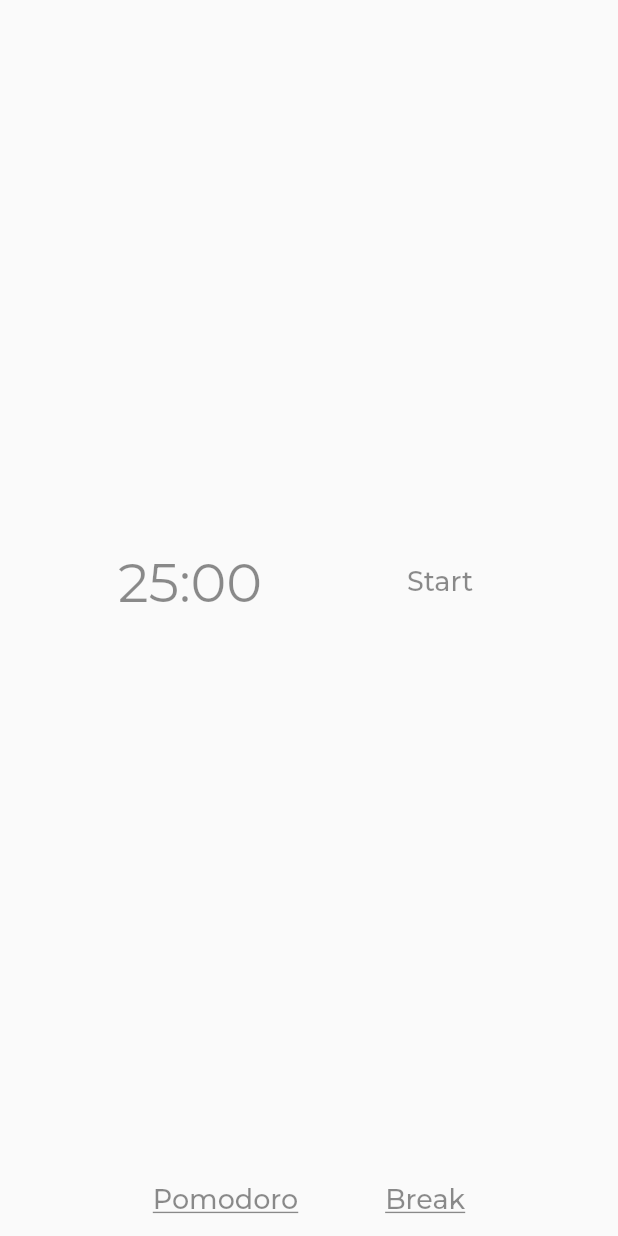
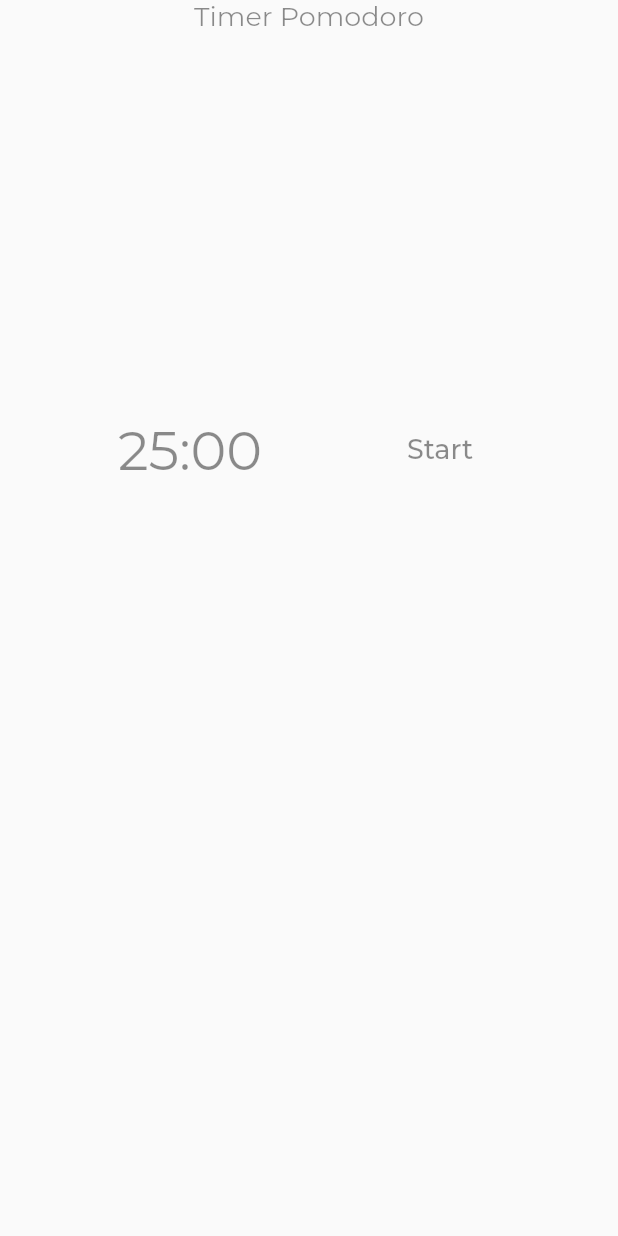
Before and after one commit to luciococorullo/studybuddy, a Flutter app: the Timer widget shown alone on an empty page, opened directly, on a phone screen of 412 x 824 dp. Run offline on Flutter 3.47's test engine with Material 2 defaults, Android fonts, the phone set to English and light mode, and no system bars; our stand-ins replace bloc, equatable, flutter_bloc, google_fonts, video_player, weather; missing offline and left inert: dart:html.

Commit message:
fix timer

```diff
--- a/lib/bloc/timer_bloc/timer_bloc.dart
+++ b/lib/bloc/timer_bloc/timer_bloc.dart
@@ -9,15 +9,13 @@
 
 class TimerBloc extends Bloc<TimerEvent, TimerState> {
   final Ticker _ticker;
-  static int duration;
 
   StreamSubscription<int> _tickerSubscription;
 
-  TimerBloc({@required Ticker ticker, @required duration})
+  TimerBloc({@required Ticker ticker})
       : assert(ticker != null),
         _ticker = ticker,
-        //_duration = duration,
-        super(TimerInitial(duration));
+        super(TimerInitial(1500));
 
   @override
   void onTransition(Transition<TimerEvent, TimerState> transition) {
@@ -40,10 +38,6 @@
     } else if (event is TimerTicked) {
       yield* _mapTimerTickedToState(event);
     }
-  }
-
-  void setDuration(int seconds) {
-    duration = seconds;
   }
 
   @override
@@ -76,7 +70,7 @@
 
   Stream<TimerState> _mapTimerResetToState(TimerReset reset) async* {
     _tickerSubscription?.cancel();
-    yield TimerInitial(duration);
+    yield TimerInitial(1500);
   }
 
   Stream<TimerState> _mapTimerTickedToState(TimerTicked tick) async* {
--- a/lib/ui/components/Timer.dart
+++ b/lib/ui/components/Timer.dart
@@ -4,8 +4,6 @@
 import 'package:studybuddy/bloc/timer_bloc/timer_bloc.dart';
 import 'package:studybuddy/models/Ticker.dart';
 import 'package:studybuddy/shared/costants.dart';
-
-bool pom = true;
 
 class TimerContainer extends StatelessWidget {
   //TODO: sistemare grafica complessiva
@@ -14,13 +12,13 @@
   Widget build(BuildContext context) {
     return Container(
       //TODO: definire size responsive
+      padding: EdgeInsets.all(10),
       height: 150,
       width: 300,
       decoration:
           BoxDecoration(color: glass, borderRadius: BorderRadius.circular(10)),
       child: BlocProvider(
-        create: (context) =>
-            TimerBloc(ticker: Ticker(), duration: pom ? 1500 : 300),
+        create: (context) => TimerBloc(ticker: Ticker()),
         child: Timer(),
       ),
     );
@@ -38,9 +36,15 @@
     return Column(
       mainAxisAlignment: MainAxisAlignment.center,
       children: [
-        Spacer(
-          flex: 1,
+        Text(
+          "Timer Pomodoro",
+          style: GoogleFonts.montserrat(
+              textStyle: TextStyle(
+            color: Colors.black45,
+            fontSize: 18,
+          )),
         ),
+        Spacer(),
         Row(
           mainAxisAlignment: MainAxisAlignment.spaceEvenly,
           crossAxisAlignment: CrossAxisAlignment.center,
@@ -72,9 +76,8 @@
           ],
         ),
         Spacer(
-          flex: 1,
-        ),
-        Buttons()
+          flex: 2,
+        )
       ],
     );
   }
@@ -146,7 +149,7 @@
     return [];
   }
 }
-
+/*
 class Buttons extends StatefulWidget {
   @override
   _ButtonsState createState() => _ButtonsState();
@@ -203,3 +206,4 @@
     );
   }
 }
+ */
```
